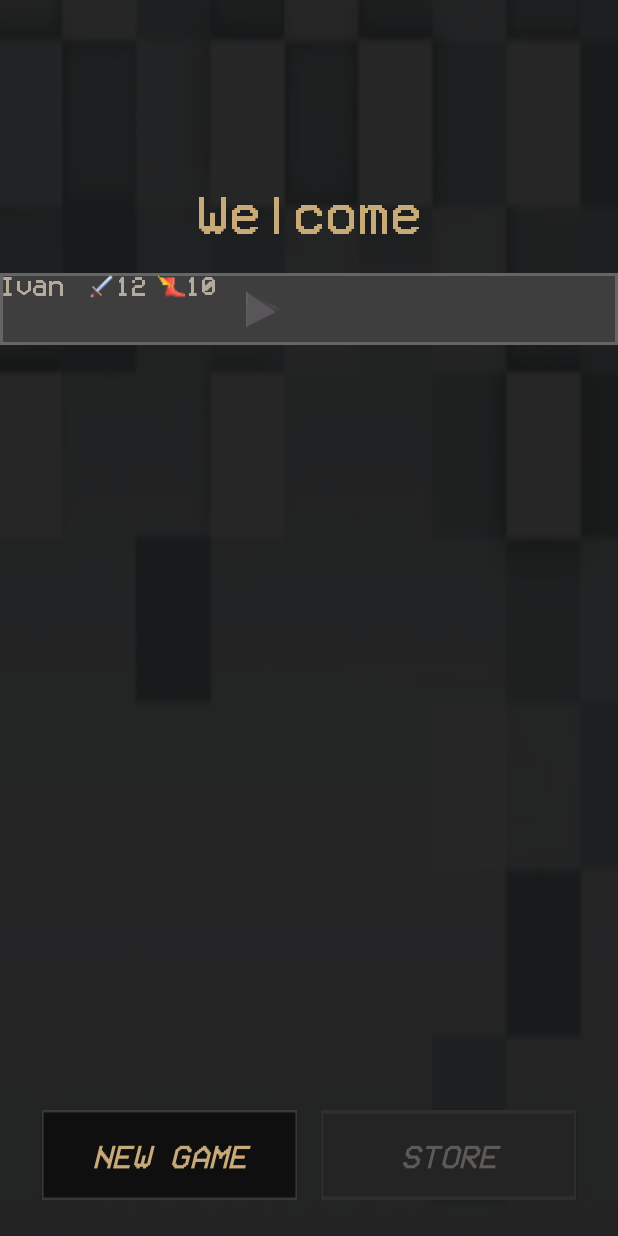
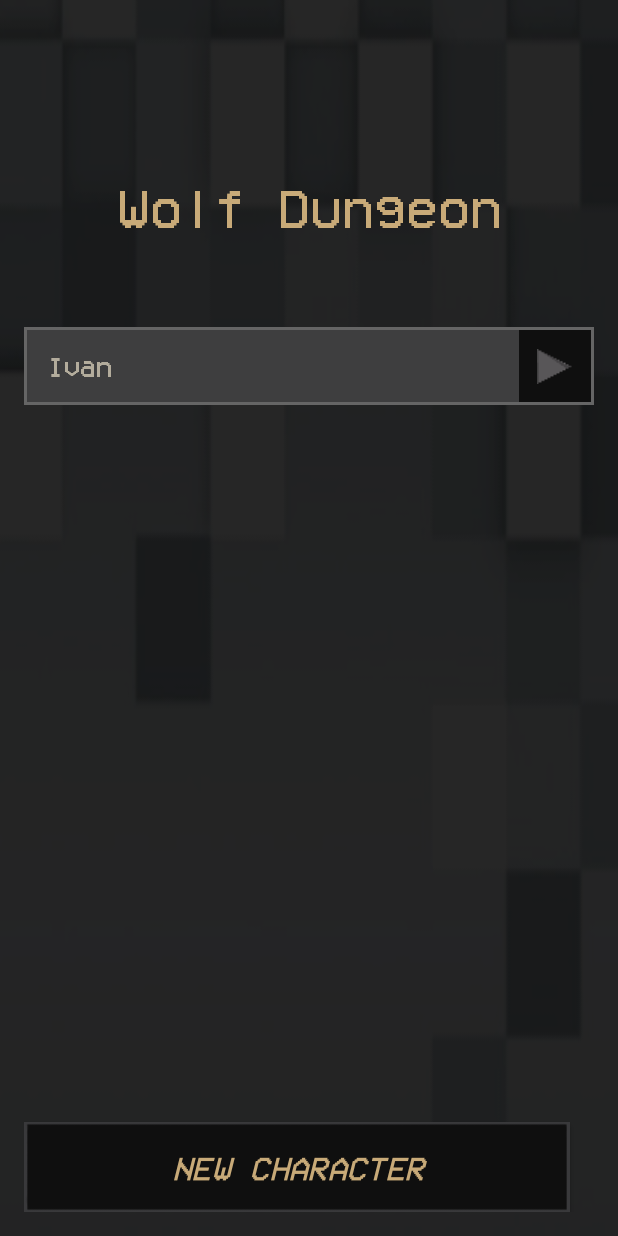
Before and after one commit to creiden47/M8_GAME, an Android app: the MainMenu screen opened directly, with no data from a screen before it, on a phone screen of 412 x 824 dp. Run offline under Robolectric (Android 15) with nearby library versions, the phone set to English and light mode, and no system bars.

Commit message:
More things

```diff
--- a/app/src/main/res/layout/activity_main_menu.xml
+++ b/app/src/main/res/layout/activity_main_menu.xml
@@ -5,107 +5,71 @@
     android:layout_height="match_parent"
     android:background="@drawable/background2"
     android:orientation="vertical"
+    android:padding="16dp"
     tools:context=".MainMenu">
 
     <TextView
         android:id="@+id/welcome_msg"
         android:layout_width="match_parent"
         android:layout_height="wrap_content"
-        android:layout_marginTop="126dp"
+        android:layout_marginTop="106dp"
         android:fontFamily="@font/main_font"
-        android:text="@string/welcome"
+        android:text="@string/game_name"
         android:textAlignment="center"
         android:textColor="@color/colorAccent"
         android:textSize="36sp" />
 
-    <LinearLayout
+    <RelativeLayout
         android:layout_width="match_parent"
         android:layout_height="wrap_content"
-        android:layout_marginTop="24dp"
-        android:background="@drawable/card_background"
-        android:orientation="horizontal">
+        android:layout_marginTop="64dp"
+        android:background="@drawable/card_background">
 
 
         <TextView
+            android:id="@+id/char_name"
             android:layout_width="wrap_content"
             android:layout_height="wrap_content"
-            android:layout_marginEnd="16dp"
-            android:layout_marginRight="16dp"
+            android:layout_marginStart="16dp"
+            android:layout_marginLeft="16dp"
             android:fontFamily="@font/main_font"
             android:text="Ivan"
             android:textAlignment="center"
             android:textColor="@color/colorTextLight"
-            android:textSize="18sp" />
-
-
-        <ImageView
-            android:layout_width="wrap_content"
-            android:layout_height="wrap_content"
-            android:src="@drawable/damage_icon" />
-
-        <TextView
-            android:layout_width="wrap_content"
-            android:layout_height="wrap_content"
-            android:layout_marginEnd="8dp"
-            android:layout_marginRight="8dp"
-            android:fontFamily="@font/main_font"
-            android:text="12"
-            android:textColor="@color/colorTextLight"
-            android:textSize="18sp" />
-
-        <ImageView
-            android:layout_width="wrap_content"
-            android:layout_height="wrap_content"
-            android:src="@drawable/dexterity_icon" />
-
-        <TextView
-            android:layout_width="wrap_content"
-            android:layout_height="wrap_content"
-            android:layout_marginEnd="8dp"
-            android:layout_marginRight="8dp"
-            android:fontFamily="@font/main_font"
-            android:text="10"
-            android:textColor="@color/colorTextLight"
-            android:textSize="18sp" />
+            android:textSize="18sp"
+            android:layout_alignParentLeft="true"
+            android:layout_alignParentStart="true"
+            android:layout_centerVertical="true"/>
 
         <ImageButton
             android:layout_width="48dp"
             android:layout_height="48dp"
             android:layout_gravity="end"
             android:foregroundGravity="center"
-            android:background="@android:color/transparent"
-            android:src="@drawable/play_icon" />
-    </LinearLayout>
+            android:background="#0F0F0F"
+            android:layout_margin="2dp"
+            android:layout_alignParentRight="true"
+            android:src="@drawable/play_icon"
+            android:layout_alignParentEnd="true" />
+    </RelativeLayout>
 
     <LinearLayout
         android:layout_width="match_parent"
         android:layout_height="0dip"
-        android:layout_marginBottom="24dp"
         android:layout_weight="1"
         android:gravity="center|bottom"
         android:orientation="horizontal">
 
         <Button
-            android:layout_width="170dp"
+            android:layout_width="match_parent"
             android:layout_height="60dp"
             android:layout_gravity="bottom"
             android:layout_marginEnd="16dp"
             android:layout_marginRight="16dp"
             android:background="@drawable/button"
             android:fontFamily="@font/font_main"
-            android:text="NEW GAME"
+            android:text="NEW CHARACTER"
             android:textColor="@color/colorAccent"
-            android:textSize="22sp"
-            android:textStyle="italic" />
-
-        <Button
-            android:layout_width="170dp"
-            android:layout_height="60dp"
-            android:layout_gravity="bottom"
-            android:background="@drawable/button_disabled"
-            android:fontFamily="@font/font_main"
-            android:text="STORE"
-            android:textColor="@color/colorDisabled"
             android:textSize="22sp"
             android:textStyle="italic" />
     </LinearLayout>
--- a/app/src/main/res/layout/topbar.xml
+++ b/app/src/main/res/layout/topbar.xml
@@ -49,6 +49,7 @@
             android:layout_height="wrap_content"
             android:layout_gravity="center"
             android:layout_marginEnd="16dp"
+            android:min="0"
             android:layout_marginRight="16dp"
             android:background="@color/colorAccent"
             android:backgroundTint="@color/colorPrimary"
--- a/app/src/main/res/values/strings.xml
+++ b/app/src/main/res/values/strings.xml
@@ -9,7 +9,7 @@
     <string name="welcome">Welcome</string>
     <string name="contentDescCharacterImg">TODO</string>
     <string name="level">level: </string>
-    <string name="money">Money:</string>
+    <string name="money">MP:</string>
     <string name="store">STORE</string>
     <string name="skills">skills</string>
     <string name="store_title">Buy Something</string>
```
Also changed, not shown: app/src/main/res/layout/fragment_store.xml (+3 -76 lines).
